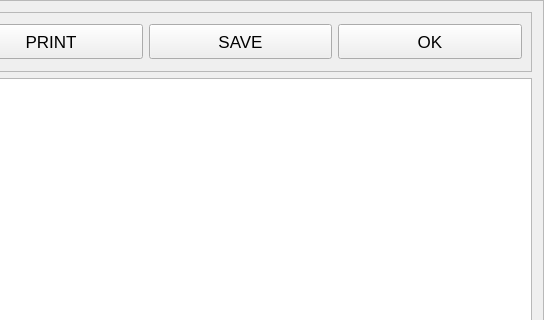
First picture: the form in python_interface/uis/viewTextFile.ui, repository cbgp/diyabc, before the edit; both pictures show x 313 to 857 and y 0 to 320 of the 857 by 629 pixel window.
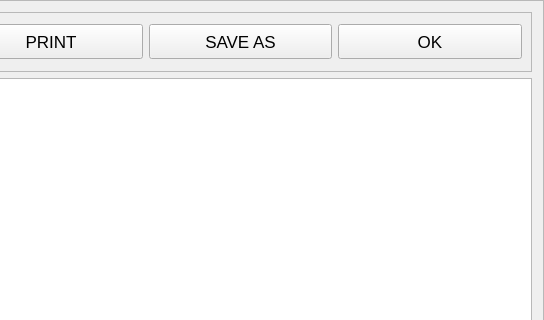
Second picture: the form after the edit.

```diff
--- a/python_interface/uis/viewTextFile.ui
+++ b/python_interface/uis/viewTextFile.ui
@@ -109,7 +109,7 @@
          </font>
         </property>
         <property name="text">
-         <string>SAVE</string>
+         <string>SAVE AS</string>
         </property>
        </widget>
       </item>
```
Left out of the diff: 3 changed lines with no effect on the pictures.
